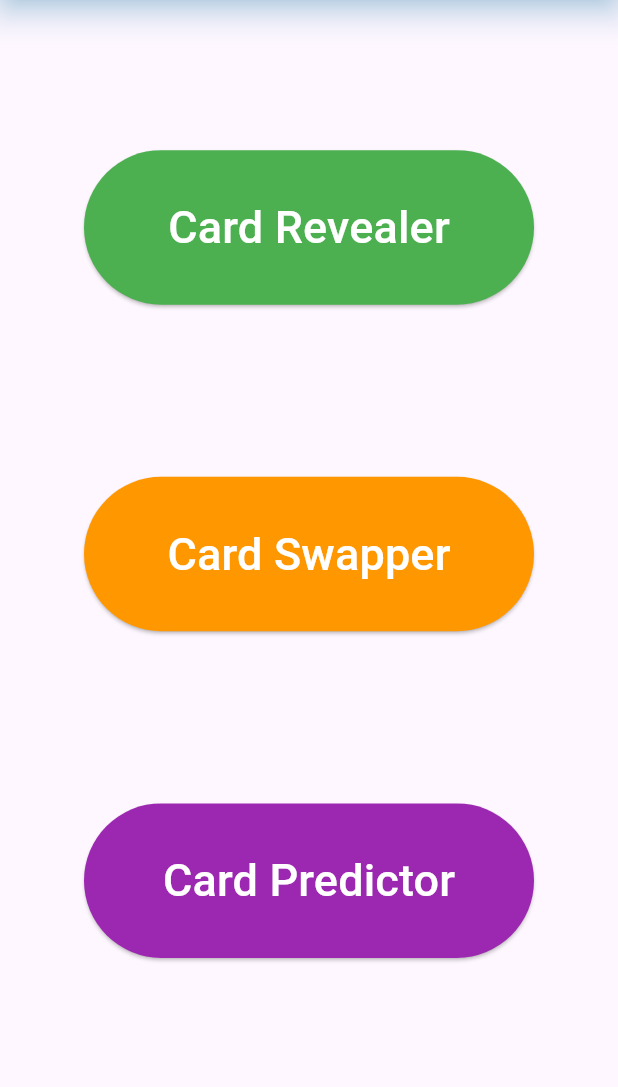
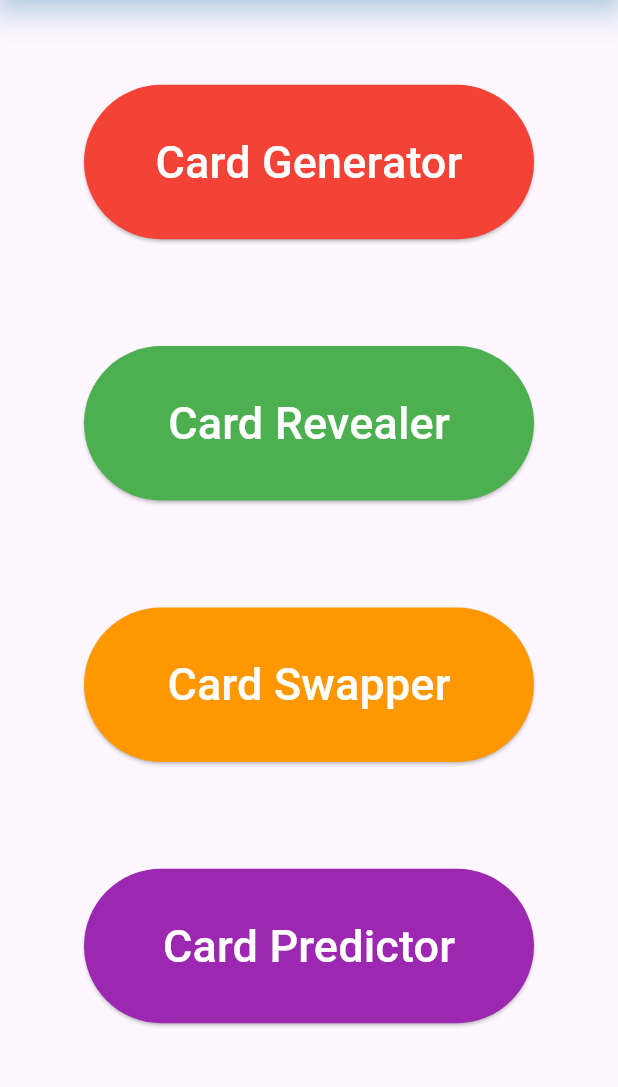
Before and after one commit to santosh50/CardicianApp-v2.0, a Flutter app: the screen it shows after launch, on a phone screen of 412 x 824 dp, the part 106-1193 px from its top. Run offline on Flutter 3.47's test engine with Material 3 defaults, Android fonts, the phone set to English and light mode, and no system bars; our stand-ins replace animated_text_kit, flip_card; missing offline and left inert: playing_cards, scratcher, shake_detector.

Commit message:
Add Card Generator button

```diff
--- a/lib/pages/homepage.dart
+++ b/lib/pages/homepage.dart
@@ -42,6 +42,22 @@ class HomePage extends StatelessWidget {
             mainAxisAlignment: MainAxisAlignment.spaceEvenly,
             crossAxisAlignment: CrossAxisAlignment.stretch,
             children: [
+              ElevatedButton(
+                onPressed: () {
+                  Navigator.pushNamed(context, '/generate');
+                },
+                style: const ButtonStyle(
+                    backgroundColor: WidgetStatePropertyAll(Colors.red),
+                    padding: WidgetStatePropertyAll(
+                        EdgeInsets.symmetric(vertical: 30))),
+                child: const Text(
+                  'Card Generator',
+                  style: TextStyle(
+                    fontSize: 30,
+                    color: Colors.white,
+                  ),
+                ),
+              ),
               ElevatedButton(
                 onPressed: () {
                   Navigator.pushNamed(context, '/reveal');
```
